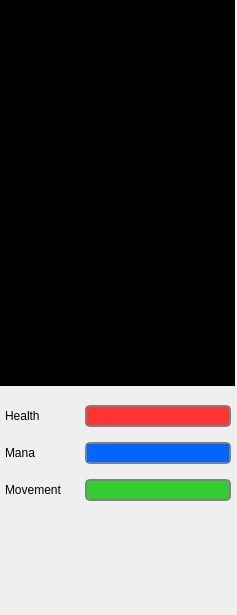
Before: the Qt Designer form src/devclient/gui_map_ext.ui in develer-staff/devclient, drawn with Qt 5.
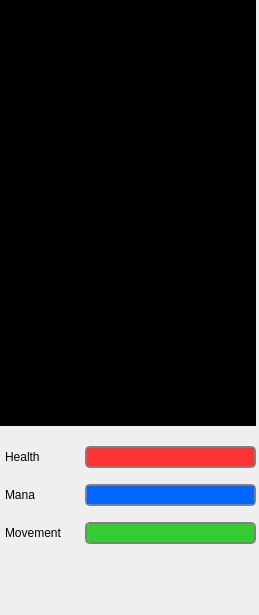
After: the same form once the commit is applied.

Commit message: aggiustata visualizzazione mappa wild per ancestral e implementato resize del client per contenere widget di destra con dimensione minima differente

Patch:
```diff
--- a/src/devclient/gui_map_ext.ui
+++ b/src/devclient/gui_map_ext.ui
@@ -5,10 +5,16 @@
    <rect>
     <x>0</x>
     <y>0</y>
-    <width>237</width>
+    <width>259</width>
     <height>615</height>
    </rect>
   </property>
+  <property name="minimumSize" >
+   <size>
+    <width>259</width>
+    <height>615</height>
+   </size>
+  </property>
   <property name="windowTitle" >
    <string>Form</string>
   </property>
@@ -16,15 +22,18 @@
    <property name="geometry" >
     <rect>
      <x>0</x>
-     <y>390</y>
-     <width>236</width>
-     <height>126</height>
+     <y>430</y>
+     <width>256</width>
+     <height>131</height>
     </rect>
    </property>
    <layout class="QGridLayout" >
     <property name="leftMargin" >
      <number>5</number>
     </property>
+    <property name="rightMargin" >
+     <number>0</number>
+    </property>
     <property name="horizontalSpacing" >
      <number>0</number>
     </property>
@@ -173,8 +182,8 @@
     <rect>
      <x>0</x>
      <y>0</y>
-     <width>235</width>
-     <height>386</height>
+     <width>256</width>
+     <height>426</height>
     </rect>
    </property>
    <property name="focusPolicy" >
```
Left out of the diff: 4 changed lines with no effect on the pictures. The commit also changes 7 other files.
